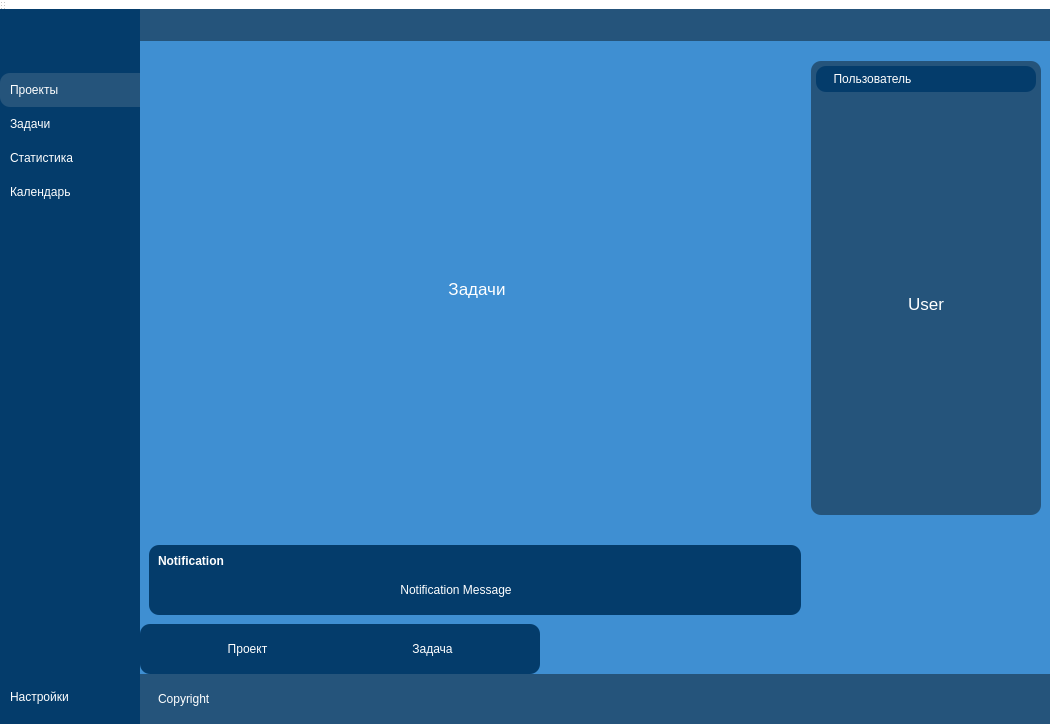
The window that my_app/task_manager/mainwindow.ui (laurardaz/task-manager) describes before a commit, drawn with Qt 5.
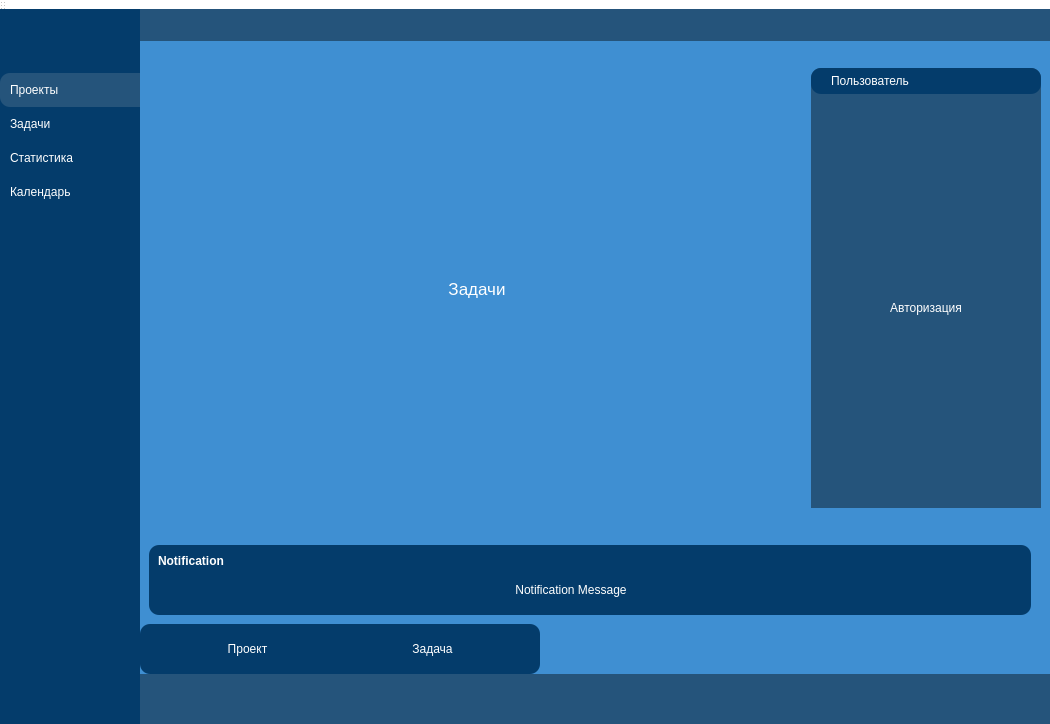
The same window after the commit. The open tabs and pages were chosen to show the change. Icons and pictures are not drawn. Custom widgets are drawn as their Qt base class.

What changed in the file:
```diff
--- a/my_app/task_manager/mainwindow.ui
+++ b/my_app/task_manager/mainwindow.ui
@@ -15,41 +15,44 @@
   </property>
   <property name="styleSheet">
    <string notr="true">*{
-	border: none;
-	background-color: transparent;
-	background: transparent;
-	padding: 0;
-	margin: 0;
-	color:#fff;
+        border: none;
+        background-color: transparent;
+        background: transparent;
+        padding: 0;
+        margin: 0;
+        color:#fff;
 }
 
 #centralwidget{
-	background-color: #3F8FD2;
+        background-color: #3F8FD2;
 }
 #leftMenuSubContainer{
-	background-color: #043C6B;
+        background-color: #043C6B;
 }
 #leftMenuSubContainer QPushButton{
-	text-align: left;
-	padding: 10px 10px;
-	border-top-left-radius: 10px;
-	border-bottom-left-radius: 10px;
+        text-align: left;
+        padding: 10px 10px;
+        border-top-left-radius: 10px;
+        border-bottom-left-radius: 10px;
 }
 #headerContainer, #footerContainer{
-	background-color: #25547B;
+        background-color: #25547B;
 }
 #profileSubContainer{
-	background-color: #25547B;
-	border-radius: 10px;
+        background-color: #25547B;
+        border-radius: 10px;
 }
-#frame_7, #popupAddNewContainer, #popupNotificationSubContainer{
-	background-color:#043C6B;
-	border-radius: 10px;
+#frame_7, #popupNotificationSubContainer, #popupAddNewContainer{
+        background-color:#043C6B;
+        border-radius: 10px;
 }
 
 </string>
   </property>
   <widget class="QWidget" name="centralwidget">
+   <property name="styleSheet">
+    <string notr="true"/>
+   </property>
    <layout class="QHBoxLayout" name="horizontalLayout">
     <property name="spacing">
      <number>0</number>
@@ -357,13 +360,6 @@
                <property name="toolTip">
                 <string>Settings</string>
                </property>
-               <property name="text">
-                <string>Настройки</string>
-               </property>
-               <property name="icon">
-                <iconset>
-                 <normaloff>icons/feather/settings.svg</normaloff>icons/feather/settings.svg</iconset>
-               </property>
                <property name="iconSize">
                 <size>
                  <width>24</width>
@@ -810,7 +806,7 @@
             <property name="maximumSize">
              <size>
               <width>230</width>
-              <height>454</height>
+              <height>440</height>
              </size>
             </property>
             <layout class="QVBoxLayout" name="verticalLayout_6">
@@ -831,27 +827,39 @@
              </property>
              <item alignment="Qt::AlignRight">
               <widget class="QWidget" name="profileSubContainer" native="true">
+               <property name="sizePolicy">
+                <sizepolicy hsizetype="Preferred" vsizetype="Ignored">
+                 <horstretch>0</horstretch>
+                 <verstretch>0</verstretch>
+                </sizepolicy>
+               </property>
                <property name="minimumSize">
                 <size>
                  <width>230</width>
-                 <height>0</height>
+                 <height>454</height>
+                </size>
+               </property>
+               <property name="maximumSize">
+                <size>
+                 <width>16777215</width>
+                 <height>450</height>
                 </size>
                </property>
                <layout class="QVBoxLayout" name="verticalLayout_7">
                 <property name="spacing">
-                 <number>5</number>
+                 <number>0</number>
                 </property>
                 <property name="leftMargin">
-                 <number>5</number>
+                 <number>0</number>
                 </property>
                 <property name="topMargin">
-                 <number>5</number>
+                 <number>0</number>
                 </property>
                 <property name="rightMargin">
-                 <number>5</number>
+                 <number>0</number>
                 </property>
                 <property name="bottomMargin">
-                 <number>5</number>
+                 <number>0</number>
                 </property>
                 <item>
                  <widget class="QFrame" name="frame_7">
@@ -923,24 +931,44 @@
                  </widget>
                 </item>
                 <item>
-                 <widget class="QWidget" name="widget" native="true">
-                  <layout class="QVBoxLayout" name="verticalLayout_8">
-                   <item>
-                    <widget class="QLabel" name="label_2">
-                     <property name="font">
-                      <font>
-                       <pointsize>13</pointsize>
-                      </font>
-                     </property>
-                     <property name="text">
-                      <string>User</string>
-                     </property>
-                     <property name="alignment">
-                      <set>Qt::AlignCenter</set>
-                     </property>
-                    </widget>
-                   </item>
-                  </layout>
+                 <widget class="QStackedWidget" name="stackedWidget">
+                  <property name="maximumSize">
+                   <size>
+                    <width>16777215</width>
+                    <height>16777215</height>
+                   </size>
+                  </property>
+                  <property name="currentIndex">
+                   <number>1</number>
+                  </property>
+                  <widget class="QWidget" name="page">
+                   <layout class="QVBoxLayout" name="verticalLayout_8">
+                    <item>
+                     <widget class="QLabel" name="label_2">
+                      <property name="text">
+                       <string>Профиль</string>
+                      </property>
+                      <property name="alignment">
+                       <set>Qt::AlignCenter</set>
+                      </property>
+                     </widget>
+                    </item>
+                   </layout>
+                  </widget>
+                  <widget class="QWidget" name="page_2">
+                   <layout class="QVBoxLayout" name="verticalLayout_19">
+                    <item>
+                     <widget class="QLabel" name="label_13">
+                      <property name="text">
+                       <string>Авторизация</string>
+                      </property>
+                      <property name="alignment">
+                       <set>Qt::AlignCenter</set>
+                      </property>
+                     </widget>
+                    </item>
+                   </layout>
+                  </widget>
                  </widget>
                 </item>
                </layout>
@@ -962,7 +990,7 @@
          </property>
          <property name="maximumSize">
           <size>
-           <width>670</width>
+           <width>900</width>
            <height>16777215</height>
           </size>
          </property>
@@ -1147,11 +1175,7 @@
             </property>
             <layout class="QHBoxLayout" name="horizontalLayout_10">
              <item>
-              <widget class="QLabel" name="label_10">
-               <property name="text">
-                <string>Copyright</string>
-               </property>
-              </widget>
+              <widget class="QLabel" name="label_10"/>
              </item>
             </layout>
            </widget>
```
Left out of the diff: 2 changed lines with no effect on the pictures.
